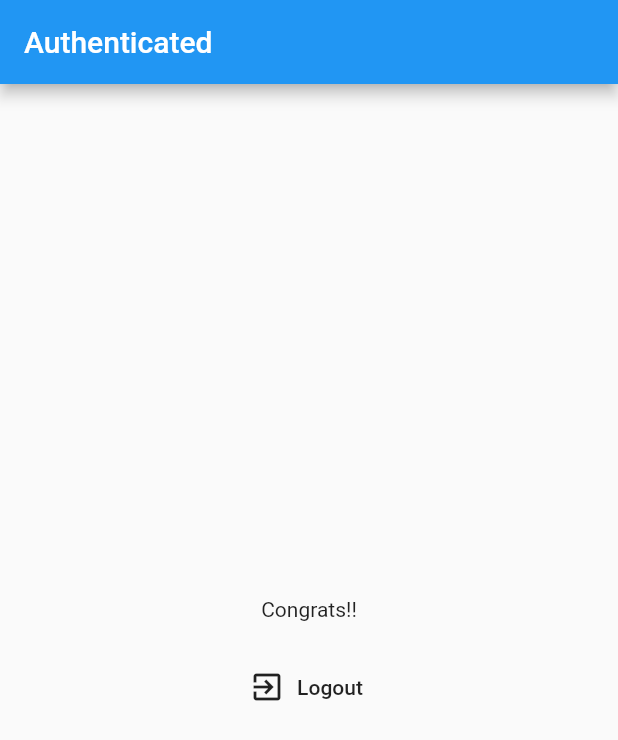
After one commit to daiki1003/firebase_sample, a Flutter app: the screen it shows once a user with an empty profile is signed in, on a phone screen of 412 x 824 dp. The commit adds this screen. Shown: the top 740 px of the screen. Run offline on Flutter 3.47's test engine with Material 2 defaults, Android fonts, the phone set to English and light mode, and no system bars; our stand-ins replace firebase_auth; accounts and stored records are empty.

Commit message:
create signed in screen.

```diff
--- a/lib/main.dart
+++ b/lib/main.dart
@@ -1,6 +1,8 @@
 import 'package:flutter/material.dart';
+import 'package:firebase_auth/firebase_auth.dart';
 
 import './screens/auth_screen.dart';
+import './screens/some_screen.dart';
 
 void main() {
   runApp(MyApp());
@@ -15,7 +17,19 @@ class MyApp extends StatelessWidget {
         primarySwatch: Colors.blue,
         visualDensity: VisualDensity.adaptivePlatformDensity,
       ),
-      home: AuthScreen(),
+      home: StreamBuilder(
+        stream: FirebaseAuth.instance.onAuthStateChanged,
+        builder: (context, snapshot) {
+          if (snapshot.connectionState == ConnectionState.waiting) {
+            return Center(child: CircularProgressIndicator());
+          }
+
+          if (snapshot.hasData) {
+            return SomeScreen();
+          }
+          return AuthScreen();
+        },
+      ),
     );
   }
 }
--- /dev/null
+++ b/lib/screens/some_screen.dart
@@ -0,0 +1,29 @@
+import 'package:flutter/material.dart';
+import 'package:firebase_auth/firebase_auth.dart';
+
+class SomeScreen extends StatelessWidget {
+  @override
+  Widget build(BuildContext context) {
+    return Scaffold(
+      appBar: AppBar(
+        title: Text('Authenticated'),
+      ),
+      body: Center(
+        child: Column(
+          mainAxisAlignment: MainAxisAlignment.center,
+          children: <Widget>[
+            Text('Congrats!!'),
+            SizedBox(height: 20),
+            FlatButton.icon(
+              onPressed: () {
+                FirebaseAuth.instance.signOut();
+              },
+              icon: Icon(Icons.exit_to_app),
+              label: Text('Logout'),
+            )
+          ],
+        ),
+      ),
+    );
+  }
+}
```
